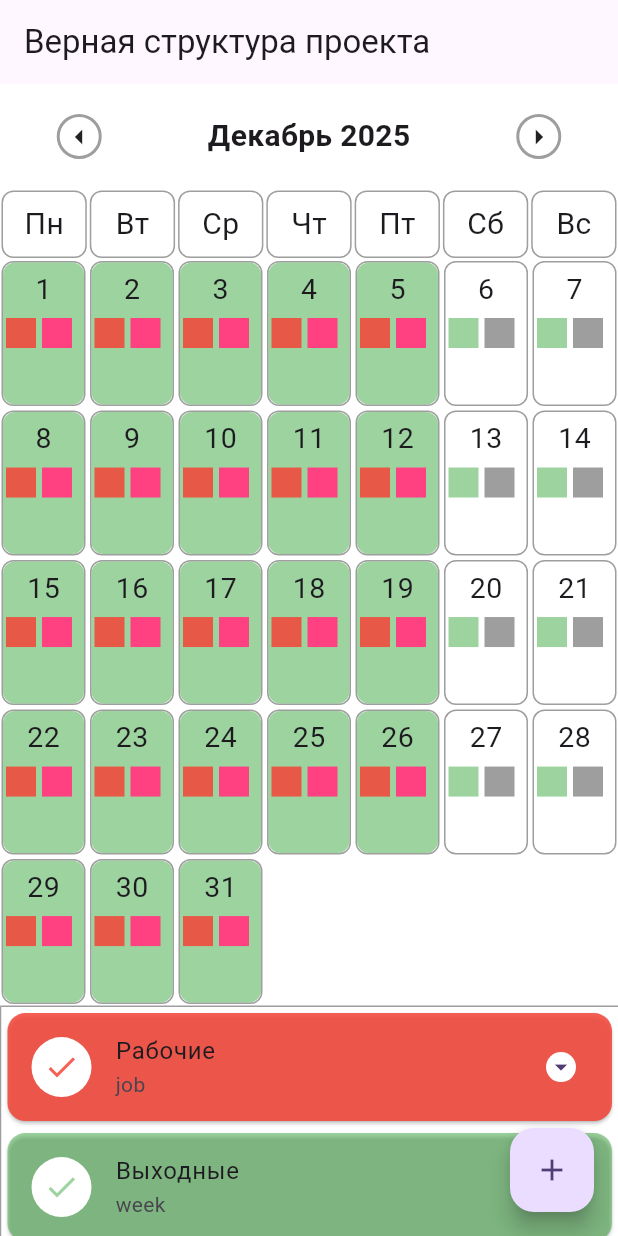
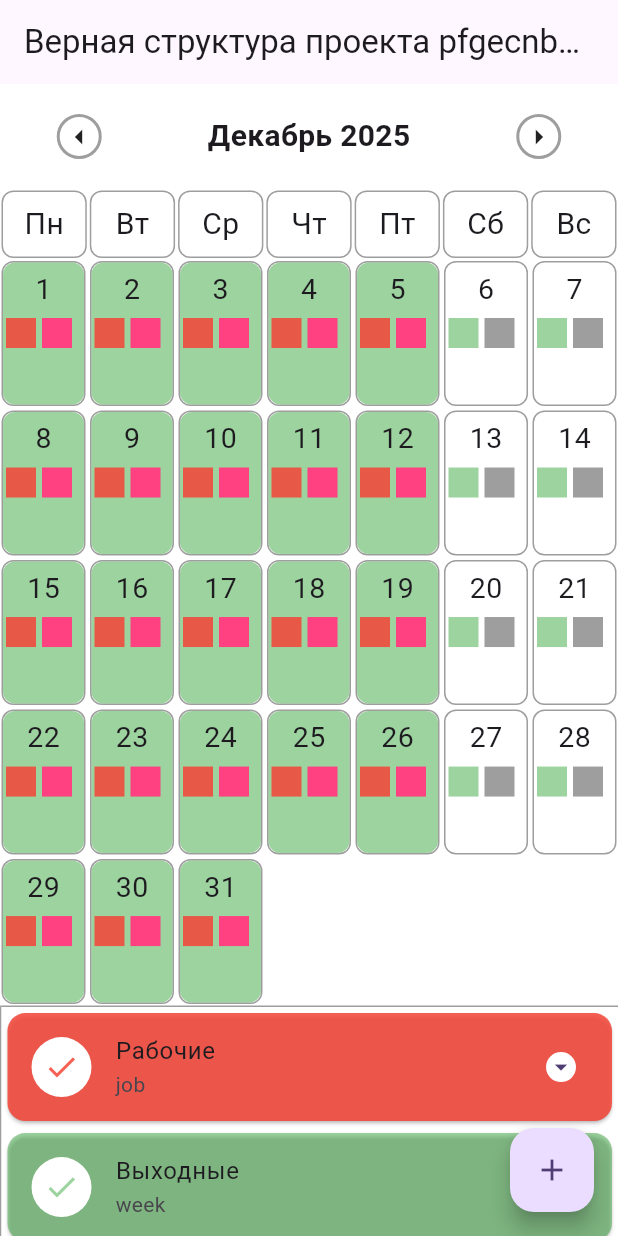
Before and after one commit to budemZhit/focusflow_front, a Flutter app: the screen it shows after launch, on a phone screen of 412 x 824 dp. Run offline on Flutter 3.47's test engine with Material 3 defaults, Android fonts, the phone set to English and light mode, and no system bars.

Commit message:
Update main,go

```diff
--- a/lib/main.dart
+++ b/lib/main.dart
@@ -67,7 +67,7 @@ class _MyHomePageState extends State<MyHomePage> {
   @override
   Widget build(BuildContext context) {
     return Scaffold(
-      appBar: AppBar(title: Text("Верная структура проекта")),
+      appBar: AppBar(title: Text("Верная структура проекта pfgecnbncm")),
       body: LayoutBuilder(
         builder: (context, constraints) {
           if (constraints.maxWidth < 815) {
```
